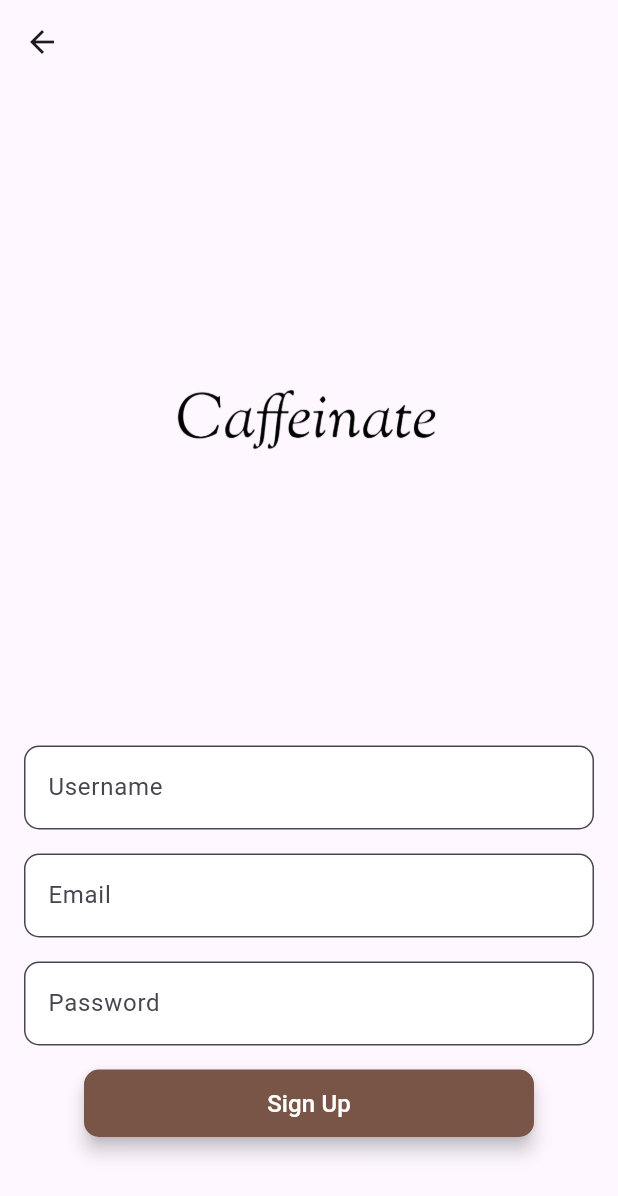
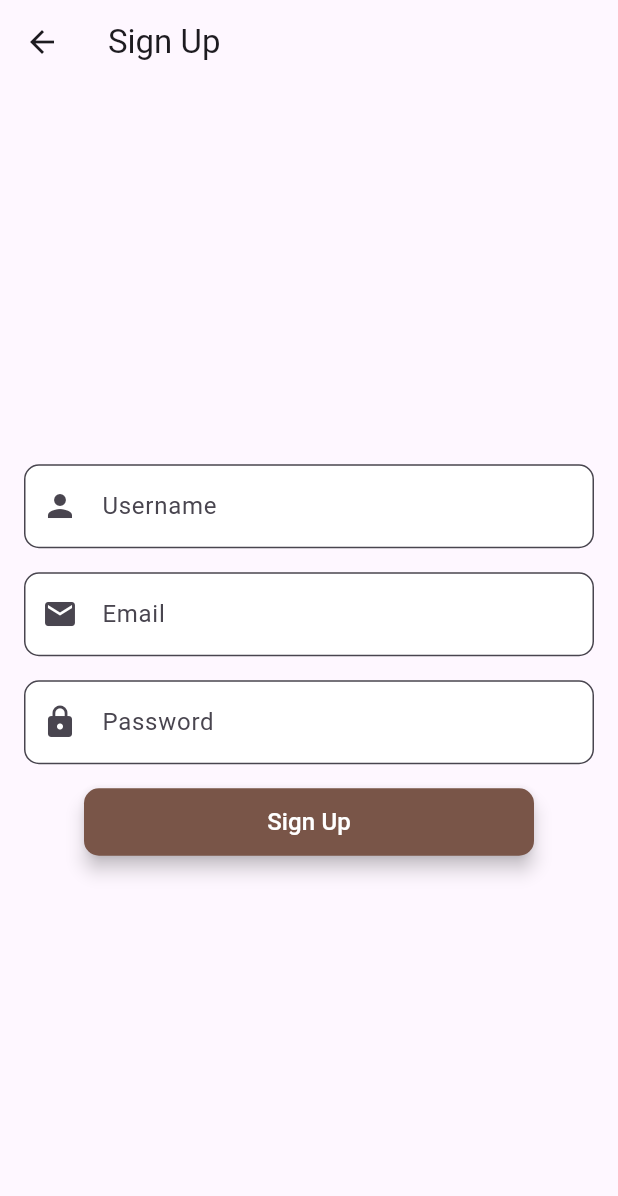
Before and after one commit to VIKHADR1/caffeinate, a Flutter app: the SignupPage screen opened directly, on a phone screen of 412 x 824 dp. Shown: the top 1196 px of the screen. Run offline on Flutter 3.47's test engine with Material 3 defaults, Android fonts, the phone set to English and light mode, and no system bars; our stand-ins replace cloud_firestore, firebase_auth, firebase_core; accounts and stored records are empty.

Commit message:
fix sign up

```diff
--- a/lib/pages/signup.dart
+++ b/lib/pages/signup.dart
@@ -155,23 +155,15 @@ class _SignupPageState extends State<SignupPage> {
   Widget build(BuildContext context) {
     return Scaffold(
       appBar: AppBar(
-        // Custom color for app bar
+        title: const Text('Sign Up'),
       ),
       body: Padding(
         padding: const EdgeInsets.all(16.0),
+        child: Form(
+          key: _formKey,
           child: Column(
             mainAxisAlignment: MainAxisAlignment.center,
             children: [
-            Expanded(
-              child: Center(
-                child: Image.asset(
-                  'assets/images/caffeinate.png',
-                  height: 250,
-                  width: 250,
-                ),
-              ),
-            ),
-            const SizedBox(height: 16.0),
               TextFormField(
                 controller: _usernameController,
                 decoration: InputDecoration(
@@ -181,7 +173,9 @@ class _SignupPageState extends State<SignupPage> {
                   ),
                   filled: true,
                   fillColor: Colors.white,
+                  prefixIcon: Icon(Icons.person),
                 ),
+                style: TextStyle(color: Colors.brown), // Custom text color
                 validator: (value) {
                   if (value == null || value.isEmpty) {
                     return 'Please enter your username';
@@ -199,7 +193,9 @@ class _SignupPageState extends State<SignupPage> {
                   ),
                   filled: true,
                   fillColor: Colors.white,
+                  prefixIcon: Icon(Icons.email),
                 ),
+                style: TextStyle(color: Colors.brown), // Custom text color
                 validator: (value) {
                   if (value == null || value.isEmpty) {
                     return 'Please enter your email';
@@ -217,8 +213,10 @@ class _SignupPageState extends State<SignupPage> {
                   ),
                   filled: true,
                   fillColor: Colors.white,
+                  prefixIcon: Icon(Icons.lock),
                 ),
                 obscureText: true,
+                style: TextStyle(color: Colors.brown), // Custom text color
                 validator: (value) {
                   if (value == null || value.isEmpty) {
                     return 'Please enter your password';
@@ -243,7 +241,8 @@ class _SignupPageState extends State<SignupPage> {
                         final User? user = userCredential.user;
                         if (user != null) {
                           // Add the username to the Firebase Authentication user.
-                        await user.updateDisplayName(_usernameController.text);
+                          await user.updateDisplayName(
+                              _usernameController.text);
 
                           // Save user data to Firestore
                           await saveUserDataToFirestore(user.uid);
@@ -253,14 +252,12 @@ class _SignupPageState extends State<SignupPage> {
                         if (e.code == 'weak-password') {
                           ScaffoldMessenger.of(context).showSnackBar(
                             const SnackBar(
-                              content:
-                                  Text('The password provided is too weak.')),
+                                content: Text('The password provided is too weak.')),
                           );
                         } else if (e.code == 'email-already-in-use') {
                           ScaffoldMessenger.of(context).showSnackBar(
                             const SnackBar(
-                              content: Text(
-                                  'The account already exists for that email.')),
+                                content: Text('The account already exists for that email.')),
                           );
                         }
                       } catch (e) {
@@ -284,8 +281,8 @@ class _SignupPageState extends State<SignupPage> {
                   ),
                 ),
               ),
-            const SizedBox(height: 50.0), // Add margin of 50 to the bottom
             ],
+          ),
         ),
       ),
     );
--- a/pubspec.yaml
+++ b/pubspec.yaml
@@ -17,7 +17,12 @@ dev_dependencies:
   flutter_test:
     sdk: flutter
   flutter_lints: ^3.0.2
+  flutter_launcher_icons: ^0.13.1
 flutter:
   uses-material-design: true
   assets:
   - assets/images/
+flutter_launcher_icons:
+  android: launcher_icon
+  image_path: assets/images/logo.png
+  min_sdk_android: 21
```
Also changed, not shown: assets/images/logo.png (added), pubspec.lock, 6 other files. Lines whose indentation alone changed are shown as unchanged.
